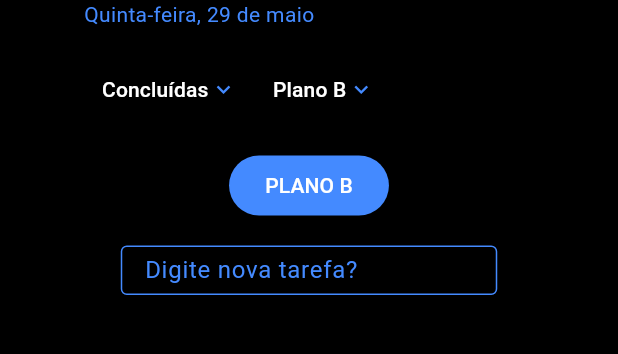
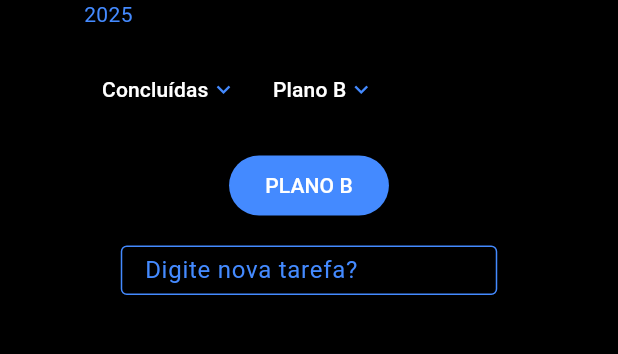
Before and after one commit to victor-nadalini/Routina, a Flutter app: the HomeScreen screen opened by its route, on a phone screen of 412 x 824 dp, the part 149-503 px from its top. Run offline on Flutter 3.47's test engine with Material 3 defaults, Android fonts, the phone set to English and light mode, and no system bars; our stand-ins replace hive, logger; accounts and stored records are empty.

Commit message:
iniciei a parte de transformar a data em tempo real

```diff
--- a/lib/screens/home_screen.dart
+++ b/lib/screens/home_screen.dart
@@ -1,6 +1,7 @@
 import 'package:flutter/material.dart';
 import 'package:logger/logger.dart';
 import 'package:routina/controllers/task_controller.dart';
+import 'package:intl/intl.dart';
 
 class HomeScreen extends StatefulWidget {
   const HomeScreen({super.key});
@@ -16,6 +17,13 @@ class _HomeScreenState extends State<HomeScreen> {
   bool clicouNoCampo = false;
   bool mostrarConcluida = false;
   bool mostrarConcluidaPlanob = false;
+  var date = DateTime.now();
+  var dateFormat = DateFormat(); //parei aqui
+
+  @override
+  void initState() {
+    super.initState();
+  }
 
   @override
   Widget build(BuildContext context) {
@@ -42,7 +50,7 @@ class _HomeScreenState extends State<HomeScreen> {
                       style: TextStyle(color: Colors.blueAccent, fontSize: 30),
                     ),
                     Text(
-                      "Quinta-feira, 29 de maio", // adicionar a data em tempo real
+                      date.year.toString(), // adicionar a data em tempo real
                       style: TextStyle(color: Colors.blueAccent),
                     ),
                   ],
--- a/pubspec.yaml
+++ b/pubspec.yaml
@@ -39,6 +39,7 @@ dependencies:
   # The following adds the Cupertino Icons font to your application.
   # Use with the CupertinoIcons class for iOS style icons.
   cupertino_icons: ^1.0.8
+  intl: ^0.20.2
 
 dev_dependencies:
   hive_generator: ^2.0.0
```
Also changed, not shown: pubspec.lock.
